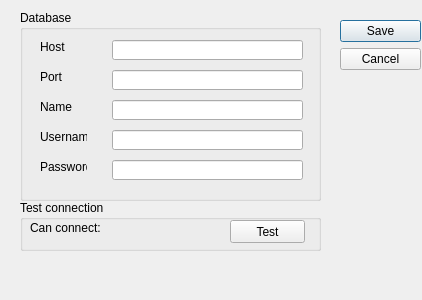
Old version of the form settings_dialog.ui in the repository CarneyLab/DYCAST-QGIS.
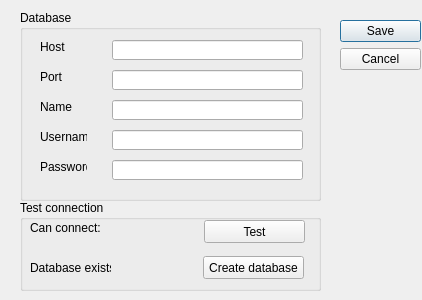
New version of the form.

Commit message: #2 Add initial db_exists label and 'create db' push button. Add check if db exists and set label accordingly

```diff
--- a/settings_dialog.ui
+++ b/settings_dialog.ui
@@ -181,7 +181,7 @@
      <x>20</x>
      <y>200</y>
      <width>301</width>
-     <height>51</height>
+     <height>91</height>
     </rect>
    </property>
    <property name="title">
@@ -190,10 +190,10 @@
    <widget class="QLabel" name="databaseServerStatusLabel">
     <property name="geometry">
      <rect>
-      <x>90</x>
+      <x>100</x>
       <y>20</y>
-      <width>91</width>
-      <height>16</height>
+      <width>81</width>
+      <height>20</height>
      </rect>
     </property>
     <property name="text">
@@ -216,9 +216,9 @@
    <widget class="QPushButton" name="testConnectionPushButton">
     <property name="geometry">
      <rect>
-      <x>210</x>
+      <x>184</x>
       <y>20</y>
-      <width>75</width>
+      <width>101</width>
       <height>23</height>
      </rect>
     </property>
@@ -226,6 +226,45 @@
      <string>Test</string>
     </property>
    </widget>
+   <widget class="QLabel" name="label_7">
+    <property name="geometry">
+     <rect>
+      <x>10</x>
+      <y>60</y>
+      <width>81</width>
+      <height>16</height>
+     </rect>
+    </property>
+    <property name="text">
+     <string>Database exists:</string>
+    </property>
+   </widget>
+   <widget class="QPushButton" name="createDatabasePushButton">
+    <property name="geometry">
+     <rect>
+      <x>183</x>
+      <y>56</y>
+      <width>101</width>
+      <height>23</height>
+     </rect>
+    </property>
+    <property name="text">
+     <string>Create database</string>
+    </property>
+   </widget>
+   <widget class="QLabel" name="createDatabaseStatusLabel">
+    <property name="geometry">
+     <rect>
+      <x>100</x>
+      <y>60</y>
+      <width>81</width>
+      <height>20</height>
+     </rect>
+    </property>
+    <property name="text">
+     <string/>
+    </property>
+   </widget>
   </widget>
  </widget>
  <resources/>
```
The commit also changes 2 other files.
